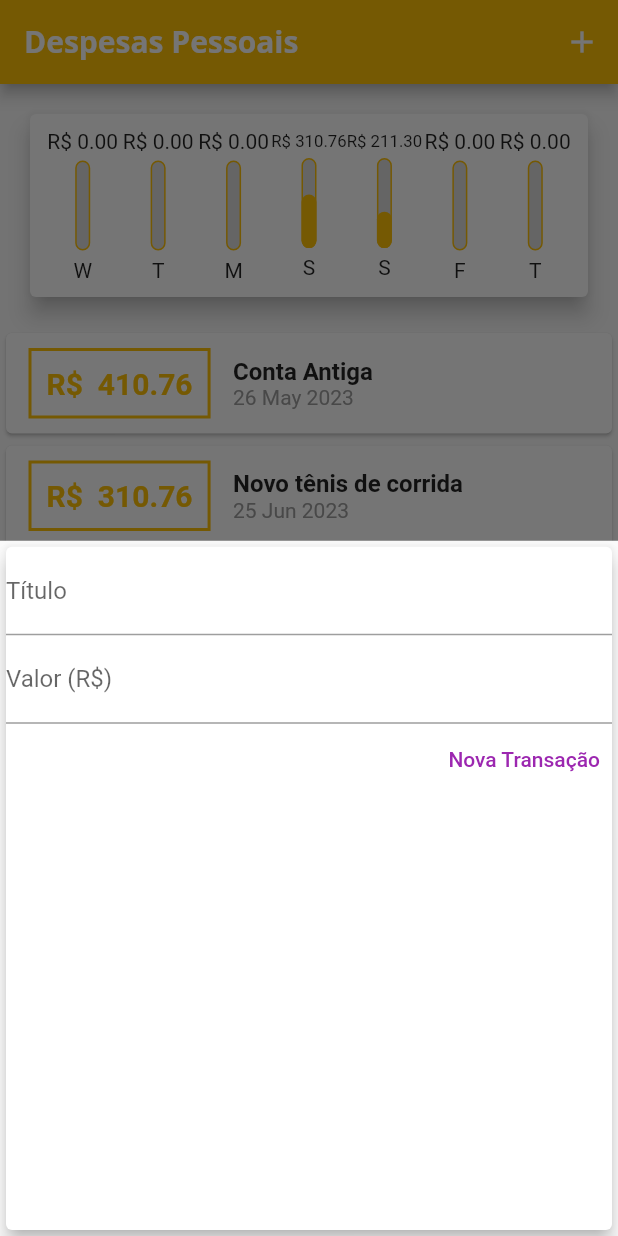
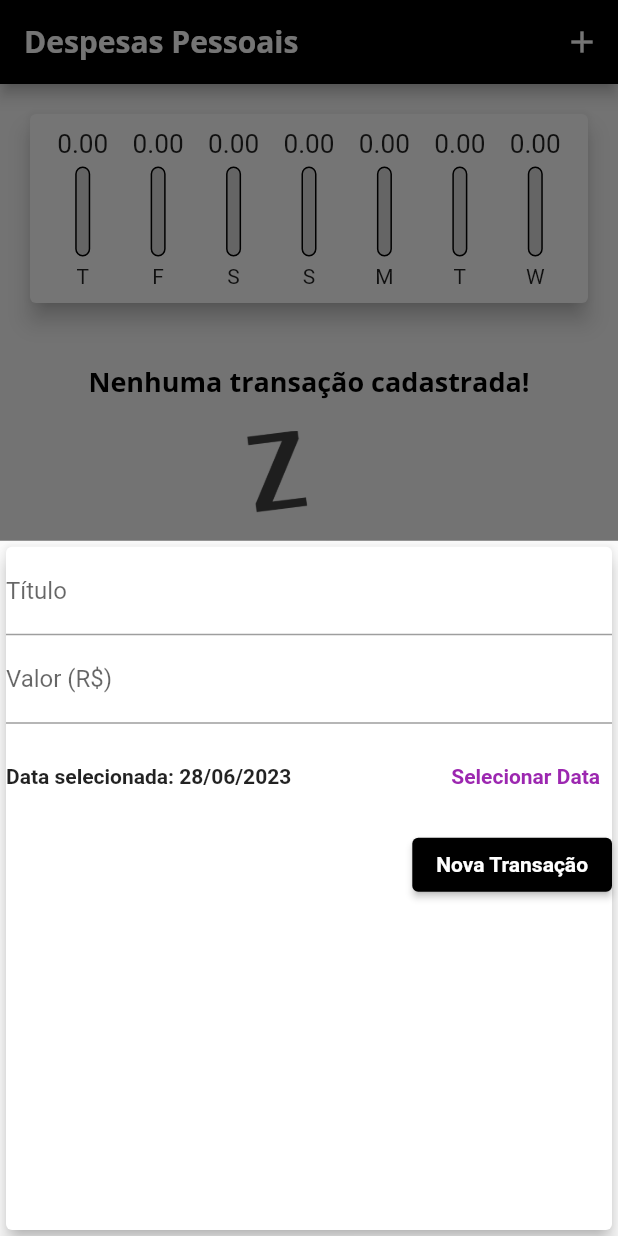
Before and after one commit to victorb132/expenses, a Flutter app: the screen it shows after launch, after a tap on the "add" icon, on a phone screen of 412 x 824 dp. Run offline on Flutter 3.47's test engine with Material 2 defaults, Android fonts, the phone set to English and light mode, and no system bars.

Commit message:
feat/app-completed

```diff
--- a/lib/components/chart.dart
+++ b/lib/components/chart.dart
@@ -7,7 +7,7 @@ import 'chart_bar.dart';
 class Chart extends StatelessWidget {
   final List<Transaction> recentTransaction;
 
-  Chart({super.key, required this.recentTransaction});
+  const Chart({super.key, required this.recentTransaction});
 
   List<Map<String, Object>> get groupedTransactions {
     return List.generate(
@@ -34,7 +34,7 @@ class Chart extends StatelessWidget {
           'value': totalSum,
         };
       },
-    );
+    ).reversed.toList();
   }
 
   double get _weekTotalValue {
@@ -61,7 +61,9 @@ class Chart extends StatelessWidget {
                 child: ChartBar(
                   label: tr['day'].toString(),
                   value: tr['value'] as double,
-                  percentage: (tr['value'] as double) / _weekTotalValue,
+                  percentage: _weekTotalValue == 0
+                      ? 0
+                      : (tr['value'] as double) / _weekTotalValue,
                 ),
               );
             }).toList()),
--- a/lib/components/chart_bar.dart
+++ b/lib/components/chart_bar.dart
@@ -16,8 +16,11 @@ class ChartBar extends StatelessWidget {
   Widget build(BuildContext context) {
     return Column(
       children: [
-        FittedBox(
-          child: Text('R\$ ${value.toStringAsFixed(2)}'),
+        SizedBox(
+          height: 20,
+          child: FittedBox(
+            child: Text(value.toStringAsFixed(2)),
+          ),
         ),
         const SizedBox(height: 5),
         SizedBox(
--- a/lib/components/transaction_form.dart
+++ b/lib/components/transaction_form.dart
@@ -1,7 +1,8 @@
 import 'package:flutter/material.dart';
+import 'package:intl/intl.dart';
 
 class TransactionForm extends StatefulWidget {
-  final void Function(String, double) onSubmit;
+  final void Function(String, double, DateTime) onSubmit;
 
   const TransactionForm(this.onSubmit, {super.key});
 
@@ -10,18 +11,36 @@ class TransactionForm extends StatefulWidget {
 }
 
 class _TransactionFormState extends State<TransactionForm> {
-  final titleController = TextEditingController();
-  final valueController = TextEditingController();
+  final _titleController = TextEditingController();
+  final _valueController = TextEditingController();
+  DateTime? _selectedDate = DateTime.now();
 
   _submitForm() {
-    final title = titleController.text;
-    final value = double.tryParse(valueController.text) ?? 0.0;
+    final title = _titleController.text;
+    final value = double.tryParse(_valueController.text) ?? 0.0;
 
-    if (title.isEmpty || value <= 0) {
+    if (title.isEmpty || value <= 0 || _selectedDate == null) {
       return;
     }
 
-    widget.onSubmit(title, value);
+    widget.onSubmit(title, value, _selectedDate ?? DateTime.now());
+  }
+
+  _showDatePicker() {
+    showDatePicker(
+      context: context,
+      initialDate: _selectedDate ?? DateTime.now(),
+      firstDate: DateTime.now().subtract(const Duration(days: 30)),
+      lastDate: DateTime.now(),
+    ).then((pickedDate) {
+      if (pickedDate == null) {
+        return;
+      }
+
+      setState(() {
+        _selectedDate = pickedDate;
+      });
+    });
   }
 
   @override
@@ -31,26 +50,51 @@ class _TransactionFormState extends State<TransactionForm> {
       child: Column(
         children: [
           TextField(
-            controller: titleController,
+            controller: _titleController,
             onSubmitted: (_) => _submitForm(),
             decoration: const InputDecoration(
               labelText: 'Título',
             ),
           ),
           TextField(
-            controller: valueController,
+            controller: _valueController,
             keyboardType: const TextInputType.numberWithOptions(decimal: true),
             onSubmitted: (_) => _submitForm(),
             decoration: const InputDecoration(
               labelText: 'Valor (R\$)',
             ),
           ),
+          SizedBox(
+            height: 70,
+            child: Row(
+              children: [
+                Expanded(
+                  child: Text(
+                    _selectedDate == null
+                        ? 'Nenhuma data selecionada!'
+                        : 'Data selecionada: ${DateFormat('dd/MM/y').format(_selectedDate!)}',
+                    style: const TextStyle(
+                      fontWeight: FontWeight.bold,
+                    ),
+                  ),
+                ),
+                TextButton(
+                  style: TextButton.styleFrom(
+                    foregroundColor: Colors.purple,
+                  ),
+                  onPressed: _showDatePicker,
+                  child: const Text('Selecionar Data'),
+                )
+              ],
+            ),
+          ),
           Row(
             mainAxisAlignment: MainAxisAlignment.end,
             children: [
-              TextButton(
+              ElevatedButton(
                 style: TextButton.styleFrom(
-                  foregroundColor: Colors.purple,
+                  foregroundColor:
+                      Theme.of(context).textTheme.labelLarge?.color,
                 ),
                 onPressed: _submitForm,
                 child: const Text('Nova Transação'),
--- a/lib/components/transaction_list.dart
+++ b/lib/components/transaction_list.dart
@@ -4,13 +4,15 @@ import 'package:intl/intl.dart';
 
 class TransactionList extends StatelessWidget {
   final List<Transaction> transactions;
+  final void Function(String) onRemove;
 
-  const TransactionList(this.transactions, {super.key});
+  const TransactionList(
+      {super.key, required this.transactions, required this.onRemove});
 
   @override
   Widget build(BuildContext context) {
     return SizedBox(
-      height: 300,
+      height: 530,
       child: transactions.isEmpty
           ? Column(
               children: [
@@ -35,44 +37,42 @@ class TransactionList extends StatelessWidget {
                 final tr = transactions[index];
 
                 return Card(
-                  child: Row(
-                    children: [
-                      Container(
-                        margin: const EdgeInsets.symmetric(
-                          horizontal: 15,
-                          vertical: 10,
-                        ),
-                        decoration: BoxDecoration(
-                          border: Border.all(
-                            color: Theme.of(context).colorScheme.primary,
-                            width: 2,
-                          ),
-                        ),
-                        padding: const EdgeInsets.all(10),
-                        child: Text('R\$  ${tr.value.toStringAsFixed(2)}',
-                            style: TextStyle(
-                              fontWeight: FontWeight.bold,
-                              fontSize: 20,
-                              color: Theme.of(context).colorScheme.primary,
-                            )),
-                      ),
-                      Column(
-                        crossAxisAlignment: CrossAxisAlignment.start,
-                        children: [
-                          Text(
-                            tr.title,
+                  elevation: 5,
+                  margin: const EdgeInsets.symmetric(
+                    vertical: 8,
+                    horizontal: 5,
+                  ),
+                  child: ListTile(
+                    leading: CircleAvatar(
+                      backgroundColor: Theme.of(context).colorScheme.primary,
+                      radius: 30,
+                      child: Padding(
+                        padding: const EdgeInsets.all(6.0),
+                        child: FittedBox(
+                          child: Text(
+                            'R\$${tr.value}',
                             style: const TextStyle(
-                              fontSize: 16,
+                              color: Colors.white,
                               fontWeight: FontWeight.bold,
                             ),
                           ),
-                          Text(
-                            DateFormat('d MMM y').format(tr.date),
-                            style: const TextStyle(color: Colors.grey),
-                          ),
-                        ],
+                        ),
                       ),
-                    ],
+                    ),
+                    title: Text(
+                      tr.title,
+                      style: Theme.of(context).textTheme.titleLarge,
+                    ),
+                    subtitle: Text(
+                      DateFormat('d MMM y').format(tr.date),
+                    ),
+                    trailing: IconButton(
+                      icon: const Icon(Icons.delete),
+                      color: Theme.of(context).colorScheme.error,
+                      onPressed: () {
+                        onRemove(tr.id);
+                      },
+                    ),
                   ),
                 );
               },
--- a/lib/main.dart
+++ b/lib/main.dart
@@ -22,8 +22,8 @@ class ExpensesApp extends StatelessWidget {
       home: const MyHomePage(),
       theme: tema.copyWith(
         colorScheme: tema.colorScheme.copyWith(
-          primary: Colors.amber,
-          secondary: Colors.amber,
+          primary: Colors.black,
+          secondary: Colors.black,
         ),
         textTheme: tema.textTheme.copyWith(
           titleLarge: const TextStyle(
@@ -31,6 +31,10 @@ class ExpensesApp extends StatelessWidget {
             fontSize: 18,
             fontWeight: FontWeight.bold,
             color: Colors.black,
+          ),
+          labelLarge: const TextStyle(
+            fontWeight: FontWeight.bold,
+            color: Colors.white,
           ),
         ),
         appBarTheme: const AppBarTheme(
@@ -53,26 +57,7 @@ class MyHomePage extends StatefulWidget {
 }
 
 class _MyHomePageState extends State<MyHomePage> {
-  final List<Transaction> _transactions = [
-    Transaction(
-      id: 't0',
-      title: 'Conta Antiga',
-      value: 410.76,
-      date: DateTime.now().subtract(const Duration(days: 33)),
-    ),
-    Transaction(
-      id: 't1',
-      title: 'Novo tênis de corrida',
-      value: 310.76,
-      date: DateTime.now().subtract(const Duration(days: 3)),
-    ),
-    Transaction(
-      id: 't2',
-      title: 'Conta de luz',
-      value: 211.30,
-      date: DateTime.now().subtract(const Duration(days: 4)),
-    ),
-  ];
+  final List<Transaction> _transactions = [];
 
   List<Transaction> get _recentTransactions {
     return _transactions.where((element) {
@@ -84,12 +69,12 @@ class _MyHomePageState extends State<MyHomePage> {
     }).toList();
   }
 
-  _addTransaction(String title, double value) {
+  _addTransaction(String title, double value, DateTime date) {
     final newTransaction = Transaction(
       id: Random().nextDouble().toString(),
       title: title,
       value: value,
-      date: DateTime.now(),
+      date: date,
     );
 
     setState(() {
@@ -97,6 +82,12 @@ class _MyHomePageState extends State<MyHomePage> {
     });
 
     Navigator.of(context).pop();
+  }
+
+  _deleteTransaction(String id) {
+    setState(() {
+      _transactions.removeWhere((element) => element.id == id);
+    });
   }
 
   _openTransactionFormModal(BuildContext context) {
@@ -128,7 +119,10 @@ class _MyHomePageState extends State<MyHomePage> {
           Chart(
             recentTransaction: _recentTransactions,
           ),
-          TransactionList(_transactions),
+          TransactionList(
+            transactions: _transactions,
+            onRemove: _deleteTransaction,
+          ),
         ],
       ),
       floatingActionButton: FloatingActionButton(
```
